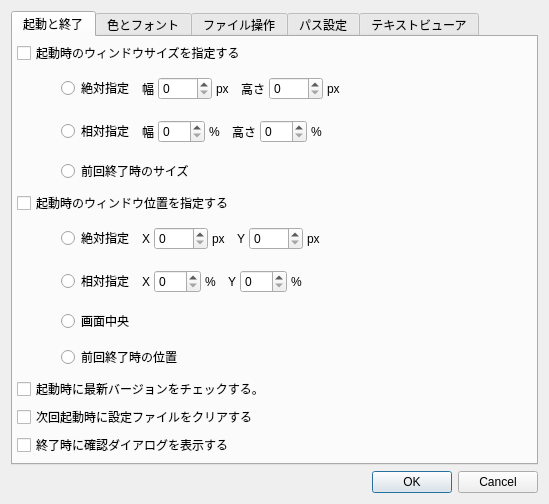
Above: preferencedialog.ui from miyabi-satoh/Gefu before the change. Below: the same form after it.
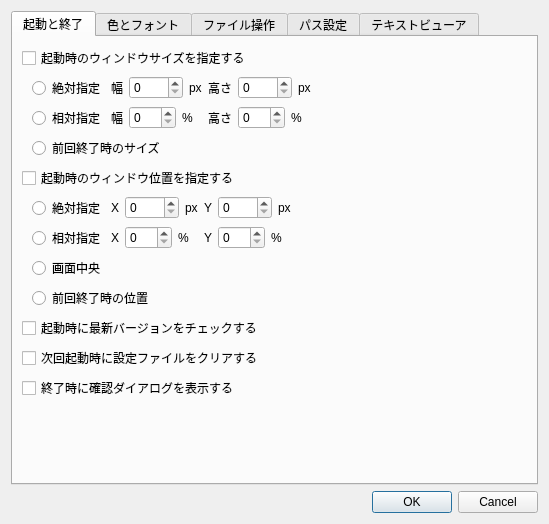
That is the form after the change. The open tabs and pages were chosen to show the change.

What changed in the file:
```diff
--- a/preferencedialog.ui
+++ b/preferencedialog.ui
@@ -7,7 +7,7 @@
     <x>0</x>
     <y>0</y>
     <width>549</width>
-    <height>478</height>
+    <height>524</height>
    </rect>
   </property>
   <property name="sizePolicy">
@@ -32,21 +32,14 @@
       <attribute name="title">
        <string>起動と終了</string>
       </attribute>
-      <layout class="QVBoxLayout" name="verticalLayout">
+      <layout class="QVBoxLayout" name="verticalLayout_4">
        <property name="spacing">
-        <number>4</number>
+        <number>-1</number>
        </property>
-       <property name="leftMargin">
-        <number>4</number>
-       </property>
-       <property name="topMargin">
-        <number>4</number>
-       </property>
-       <property name="rightMargin">
-        <number>4</number>
-       </property>
-       <property name="bottomMargin">
-        <number>4</number>
+       <item>
+        <layout class="QVBoxLayout" name="verticalLayout_3">
+         <property name="spacing">
+          <number>-1</number>
        </property>
        <item>
         <widget class="QCheckBox" name="bootSize">
@@ -59,24 +52,9 @@
         </widget>
        </item>
        <item>
-        <layout class="QHBoxLayout" name="horizontalLayout_3">
+          <layout class="QHBoxLayout" name="horizontalLayout_9">
          <property name="spacing">
-          <number>4</number>
-         </property>
-         <property name="sizeConstraint">
-          <enum>QLayout::SetFixedSize</enum>
-         </property>
-         <property name="leftMargin">
-          <number>4</number>
-         </property>
-         <property name="topMargin">
-          <number>4</number>
-         </property>
-         <property name="rightMargin">
-          <number>4</number>
-         </property>
-         <property name="bottomMargin">
-          <number>4</number>
+            <number>-1</number>
          </property>
          <item>
           <spacer name="horizontalSpacer">
@@ -88,14 +66,25 @@
            </property>
            <property name="sizeHint" stdset="0">
             <size>
-             <width>40</width>
+               <width>10</width>
              <height>20</height>
             </size>
            </property>
           </spacer>
          </item>
          <item>
+            <layout class="QGridLayout" name="gridLayout_2">
+             <property name="spacing">
+              <number>-1</number>
+             </property>
+             <item row="0" column="0">
           <widget class="QRadioButton" name="sizeAbsolute">
+               <property name="minimumSize">
+                <size>
+                 <width>0</width>
+                 <height>24</height>
+                </size>
+               </property>
            <property name="focusPolicy">
             <enum>Qt::StrongFocus</enum>
            </property>
@@ -107,23 +96,8 @@
            </attribute>
           </widget>
          </item>
-         <item>
-          <layout class="QHBoxLayout" name="horizontalLayout_2">
-           <property name="spacing">
-            <number>4</number>
-           </property>
-           <property name="leftMargin">
-            <number>4</number>
-           </property>
-           <property name="topMargin">
-            <number>4</number>
-           </property>
-           <property name="rightMargin">
-            <number>4</number>
-           </property>
-           <property name="bottomMargin">
-            <number>4</number>
-           </property>
+             <item row="0" column="1">
+              <layout class="QHBoxLayout" name="horizontalLayout">
            <item>
             <widget class="QLabel" name="label_3">
              <property name="text">
@@ -147,23 +121,8 @@
            </item>
           </layout>
          </item>
-         <item>
-          <layout class="QHBoxLayout" name="horizontalLayout">
-           <property name="spacing">
-            <number>4</number>
-           </property>
-           <property name="leftMargin">
-            <number>4</number>
-           </property>
-           <property name="topMargin">
-            <number>4</number>
-           </property>
-           <property name="rightMargin">
-            <number>4</number>
-           </property>
-           <property name="bottomMargin">
-            <number>4</number>
-           </property>
+             <item row="0" column="2">
+              <layout class="QHBoxLayout" name="horizontalLayout_2">
            <item>
             <widget class="QLabel" name="label_4">
              <property name="text">
@@ -185,61 +144,22 @@
              </property>
             </widget>
            </item>
-           <item>
-            <spacer name="horizontalSpacer_10">
-             <property name="orientation">
-              <enum>Qt::Horizontal</enum>
-             </property>
-             <property name="sizeHint" stdset="0">
-              <size>
-               <width>40</width>
-               <height>20</height>
-              </size>
-             </property>
-            </spacer>
-           </item>
-          </layout>
-         </item>
-        </layout>
-       </item>
-       <item>
-        <layout class="QHBoxLayout" name="horizontalLayout_6">
-         <property name="spacing">
-          <number>4</number>
-         </property>
-         <property name="sizeConstraint">
-          <enum>QLayout::SetMinimumSize</enum>
-         </property>
-         <property name="leftMargin">
-          <number>4</number>
-         </property>
-         <property name="topMargin">
-          <number>4</number>
-         </property>
-         <property name="rightMargin">
-          <number>4</number>
-         </property>
-         <property name="bottomMargin">
-          <number>4</number>
-         </property>
-         <item>
-          <spacer name="horizontalSpacer_2">
-           <property name="orientation">
-            <enum>Qt::Horizontal</enum>
-           </property>
-           <property name="sizeType">
-            <enum>QSizePolicy::Fixed</enum>
-           </property>
-           <property name="sizeHint" stdset="0">
-            <size>
-             <width>40</width>
-             <height>20</height>
-            </size>
-           </property>
-          </spacer>
-         </item>
-         <item>
+              </layout>
+             </item>
+             <item row="1" column="0">
           <widget class="QRadioButton" name="sizeRelative">
+               <property name="sizePolicy">
+                <sizepolicy hsizetype="Minimum" vsizetype="Fixed">
+                 <horstretch>0</horstretch>
+                 <verstretch>0</verstretch>
+                </sizepolicy>
+               </property>
+               <property name="minimumSize">
+                <size>
+                 <width>0</width>
+                 <height>24</height>
+                </size>
+               </property>
            <property name="focusPolicy">
             <enum>Qt::StrongFocus</enum>
            </property>
@@ -251,23 +171,8 @@
            </attribute>
           </widget>
          </item>
-         <item>
+             <item row="1" column="1">
           <layout class="QHBoxLayout" name="horizontalLayout_4">
-           <property name="spacing">
-            <number>4</number>
-           </property>
-           <property name="leftMargin">
-            <number>4</number>
-           </property>
-           <property name="topMargin">
-            <number>4</number>
-           </property>
-           <property name="rightMargin">
-            <number>4</number>
-           </property>
-           <property name="bottomMargin">
-            <number>4</number>
-           </property>
            <item>
             <widget class="QLabel" name="label_5">
              <property name="text">
@@ -289,25 +194,23 @@
              </property>
             </widget>
            </item>
-          </layout>
-         </item>
          <item>
-          <layout class="QHBoxLayout" name="horizontalLayout_5">
-           <property name="spacing">
-            <number>4</number>
-           </property>
-           <property name="leftMargin">
-            <number>4</number>
-           </property>
-           <property name="topMargin">
-            <number>4</number>
-           </property>
-           <property name="rightMargin">
-            <number>4</number>
-           </property>
-           <property name="bottomMargin">
-            <number>4</number>
-           </property>
+                <spacer name="horizontalSpacer_7">
+                 <property name="orientation">
+                  <enum>Qt::Horizontal</enum>
+                 </property>
+                 <property name="sizeHint" stdset="0">
+                  <size>
+                   <width>0</width>
+                   <height>20</height>
+                  </size>
+                 </property>
+                </spacer>
+               </item>
+              </layout>
+             </item>
+             <item row="1" column="2">
+              <layout class="QHBoxLayout" name="horizontalLayout_3">
            <item>
             <widget class="QLabel" name="label_7">
              <property name="text">
@@ -329,8 +232,6 @@
              </property>
             </widget>
            </item>
-          </layout>
-         </item>
          <item>
           <spacer name="horizontalSpacer_8">
            <property name="orientation">
@@ -338,7 +239,7 @@
            </property>
            <property name="sizeHint" stdset="0">
             <size>
-             <width>40</width>
+                   <width>0</width>
              <height>20</height>
             </size>
            </property>
@@ -346,44 +247,14 @@
          </item>
         </layout>
        </item>
-       <item>
-        <layout class="QHBoxLayout" name="horizontalLayout_7">
-         <property name="spacing">
-          <number>4</number>
-         </property>
-         <property name="sizeConstraint">
-          <enum>QLayout::SetMinimumSize</enum>
-         </property>
-         <property name="leftMargin">
-          <number>4</number>
-         </property>
-         <property name="topMargin">
-          <number>4</number>
-         </property>
-         <property name="rightMargin">
-          <number>4</number>
-         </property>
-         <property name="bottomMargin">
-          <number>4</number>
-         </property>
-         <item>
-          <spacer name="horizontalSpacer_3">
-           <property name="orientation">
-            <enum>Qt::Horizontal</enum>
-           </property>
-           <property name="sizeType">
-            <enum>QSizePolicy::Fixed</enum>
-           </property>
-           <property name="sizeHint" stdset="0">
-            <size>
-             <width>40</width>
-             <height>20</height>
-            </size>
-           </property>
-          </spacer>
-         </item>
-         <item>
+             <item row="2" column="0" colspan="2">
           <widget class="QRadioButton" name="sizeLast">
+               <property name="minimumSize">
+                <size>
+                 <width>0</width>
+                 <height>24</height>
+                </size>
+               </property>
            <property name="focusPolicy">
             <enum>Qt::StrongFocus</enum>
            </property>
@@ -398,6 +269,25 @@
         </layout>
        </item>
        <item>
+            <spacer name="horizontalSpacer_2">
+             <property name="orientation">
+              <enum>Qt::Horizontal</enum>
+             </property>
+             <property name="sizeHint" stdset="0">
+              <size>
+               <width>40</width>
+               <height>20</height>
+              </size>
+             </property>
+            </spacer>
+           </item>
+          </layout>
+         </item>
+        </layout>
+       </item>
+       <item>
+        <layout class="QVBoxLayout" name="verticalLayout">
+         <item>
         <widget class="QCheckBox" name="bootPos">
          <property name="focusPolicy">
           <enum>Qt::StrongFocus</enum>
@@ -408,27 +298,9 @@
         </widget>
        </item>
        <item>
-        <layout class="QHBoxLayout" name="horizontalLayout_12">
-         <property name="spacing">
-          <number>4</number>
-         </property>
-         <property name="sizeConstraint">
-          <enum>QLayout::SetFixedSize</enum>
-         </property>
-         <property name="leftMargin">
-          <number>4</number>
-         </property>
-         <property name="topMargin">
-          <number>4</number>
-         </property>
-         <property name="rightMargin">
-          <number>4</number>
-         </property>
-         <property name="bottomMargin">
-          <number>4</number>
-         </property>
+          <layout class="QHBoxLayout" name="horizontalLayout_10">
          <item>
-          <spacer name="horizontalSpacer_6">
+            <spacer name="horizontalSpacer_3">
            <property name="orientation">
             <enum>Qt::Horizontal</enum>
            </property>
@@ -437,14 +309,22 @@
            </property>
            <property name="sizeHint" stdset="0">
             <size>
-             <width>40</width>
+               <width>10</width>
              <height>20</height>
             </size>
            </property>
           </spacer>
          </item>
          <item>
+            <layout class="QGridLayout" name="gridLayout_3">
+             <item row="0" column="0">
           <widget class="QRadioButton" name="posAbsolute">
+               <property name="minimumSize">
+                <size>
+                 <width>0</width>
+                 <height>24</height>
+                </size>
+               </property>
            <property name="focusPolicy">
             <enum>Qt::StrongFocus</enum>
            </property>
@@ -456,23 +336,8 @@
            </attribute>
           </widget>
          </item>
-         <item>
-          <layout class="QHBoxLayout" name="horizontalLayout_13">
-           <property name="spacing">
-            <number>4</number>
-           </property>
-           <property name="leftMargin">
-            <number>4</number>
-           </property>
-           <property name="topMargin">
-            <number>4</number>
-           </property>
-           <property name="rightMargin">
-            <number>4</number>
-           </property>
-           <property name="bottomMargin">
-            <number>4</number>
-           </property>
+             <item row="0" column="1">
+              <layout class="QHBoxLayout" name="horizontalLayout_7">
            <item>
             <widget class="QLabel" name="label_13">
              <property name="text">
@@ -496,23 +361,8 @@
            </item>
           </layout>
          </item>
-         <item>
-          <layout class="QHBoxLayout" name="horizontalLayout_14">
-           <property name="spacing">
-            <number>4</number>
-           </property>
-           <property name="leftMargin">
-            <number>4</number>
-           </property>
-           <property name="topMargin">
-            <number>4</number>
-           </property>
-           <property name="rightMargin">
-            <number>4</number>
-           </property>
-           <property name="bottomMargin">
-            <number>4</number>
-           </property>
+             <item row="0" column="2">
+              <layout class="QHBoxLayout" name="horizontalLayout_5">
            <item>
             <widget class="QLabel" name="label_15">
              <property name="text">
@@ -534,61 +384,16 @@
              </property>
             </widget>
            </item>
-           <item>
-            <spacer name="horizontalSpacer_11">
-             <property name="orientation">
-              <enum>Qt::Horizontal</enum>
-             </property>
-             <property name="sizeHint" stdset="0">
-              <size>
-               <width>40</width>
-               <height>20</height>
-              </size>
-             </property>
-            </spacer>
-           </item>
-          </layout>
-         </item>
-        </layout>
-       </item>
-       <item>
-        <layout class="QHBoxLayout" name="horizontalLayout_9">
-         <property name="spacing">
-          <number>4</number>
-         </property>
-         <property name="sizeConstraint">
-          <enum>QLayout::SetMinimumSize</enum>
-         </property>
-         <property name="leftMargin">
-          <number>4</number>
-         </property>
-         <property name="topMargin">
-          <number>4</number>
-         </property>
-         <property name="rightMargin">
-          <number>4</number>
-         </property>
-         <property name="bottomMargin">
-          <number>4</number>
-         </property>
-         <item>
-          <spacer name="horizontalSpacer_5">
-           <property name="orientation">
-            <enum>Qt::Horizontal</enum>
-           </property>
-           <property name="sizeType">
-            <enum>QSizePolicy::Fixed</enum>
-           </property>
-           <property name="sizeHint" stdset="0">
-            <size>
-             <width>40</width>
-             <height>20</height>
-            </size>
-           </property>
-          </spacer>
-         </item>
-         <item>
+              </layout>
+             </item>
+             <item row="1" column="0">
           <widget class="QRadioButton" name="posRelative">
+               <property name="minimumSize">
+                <size>
+                 <width>0</width>
+                 <height>24</height>
+                </size>
+               </property>
            <property name="focusPolicy">
             <enum>Qt::StrongFocus</enum>
            </property>
@@ -600,23 +405,8 @@
            </attribute>
           </widget>
          </item>
-         <item>
-          <layout class="QHBoxLayout" name="horizontalLayout_10">
-           <property name="spacing">
-            <number>4</number>
-           </property>
-           <property name="leftMargin">
-            <number>4</number>
-           </property>
-           <property name="topMargin">
-            <number>4</number>
-           </property>
-           <property name="rightMargin">
-            <number>4</number>
-           </property>
-           <property name="bottomMargin">
-            <number>4</number>
-           </property>
+             <item row="1" column="1">
+              <layout class="QHBoxLayout" name="horizontalLayout_8">
            <item>
             <widget class="QLabel" name="label_9">
              <property name="text">
@@ -638,25 +428,23 @@
              </property>
             </widget>
            </item>
-          </layout>
-         </item>
          <item>
-          <layout class="QHBoxLayout" name="horizontalLayout_11">
-           <property name="spacing">
-            <number>4</number>
-           </property>
-           <property name="leftMargin">
-            <number>4</number>
-           </property>
-           <property name="topMargin">
-            <number>4</number>
-           </property>
-           <property name="rightMargin">
-            <number>4</number>
-           </property>
-           <property name="bottomMargin">
-            <number>4</number>
-           </property>
+                <spacer name="horizontalSpacer_5">
+                 <property name="orientation">
+                  <enum>Qt::Horizontal</enum>
+                 </property>
+                 <property name="sizeHint" stdset="0">
+                  <size>
+                   <width>0</width>
+                   <height>20</height>
+                  </size>
+                 </property>
+                </spacer>
+               </item>
+              </layout>
+             </item>
+             <item row="1" column="2">
+              <layout class="QHBoxLayout" name="horizontalLayout_6">
            <item>
             <widget class="QLabel" name="label_11">
              <property name="text">
@@ -678,16 +466,14 @@
              </property>
             </widget>
            </item>
-          </layout>
-         </item>
          <item>
-          <spacer name="horizontalSpacer_9">
+                <spacer name="horizontalSpacer_6">
            <property name="orientation">
             <enum>Qt::Horizontal</enum>
            </property>
            <property name="sizeHint" stdset="0">
             <size>
-             <width>40</width>
+                   <width>0</width>
              <height>20</height>
             </size>
            </property>
@@ -695,44 +481,14 @@
          </item>
         </layout>
        </item>
-       <item>
-        <layout class="QHBoxLayout" name="horizontalLayout_15">
-         <property name="spacing">
-          <number>4</number>
-         </property>
-         <property name="sizeConstraint">
-          <enum>QLayout::SetMinimumSize</enum>
-         </property>
-         <property name="leftMargin">
-          <number>4</number>
-         </property>
-         <property name="topMargin">
-          <number>4</number>
-         </property>
-         <property name="rightMargin">
-          <number>4</number>
-         </property>
-         <property name="bottomMargin">
-          <number>4</number>
-         </property>
-         <item>
-          <spacer name="horizontalSpacer_7">
-           <property name="orientation">
-            <enum>Qt::Horizontal</enum>
-           </property>
-           <property name="sizeType">
-            <enum>QSizePolicy::Fixed</enum>
-           </property>
-           <property name="sizeHint" stdset="0">
-            <size>
-             <width>40</width>
-             <height>20</height>
-            </size>
-           </property>
-          </spacer>
-         </item>
-         <item>
+             <item row="2" column="0">
           <widget class="QRadioButton" name="posCenter">
+               <property name="minimumSize">
+                <size>
+                 <width>0</width>
+                 <height>24</height>
+                </size>
+               </property>
            <property name="focusPolicy">
             <enum>Qt::StrongFocus</enum>
            </property>
@@ -744,46 +500,14 @@
            </attribute>
           </widget>
          </item>
-        </layout>
-       </item>
-       <item>
-        <layout class="QHBoxLayout" name="horizontalLayout_8">
-         <property name="spacing">
-          <number>4</number>
-         </property>
-         <property name="sizeConstraint">
-          <enum>QLayout::SetMinimumSize</enum>
-         </property>
-         <property name="leftMargin">
-          <number>4</number>
-         </property>
-         <property name="topMargin">
-          <number>4</number>
-         </property>
-         <property name="rightMargin">
-          <number>4</number>
-         </property>
-         <property name="bottomMargin">
-          <number>4</number>
-         </property>
-         <item>
-          <spacer name="horizontalSpacer_4">
-           <property name="orientation">
-            <enum>Qt::Horizontal</enum>
-           </property>
-           <property name="sizeType">
-            <enum>QSizePolicy::Fixed</enum>
-           </property>
-           <property name="sizeHint" stdset="0">
-            <size>
-             <width>40</width>
-             <height>20</height>
-            </size>
-           </property>
-          </spacer>
-         </item>
-         <item>
+             <item row="3" column="0" colspan="2">
           <widget class="QRadioButton" name="posLast">
+               <property name="minimumSize">
+                <size>
+                 <width>0</width>
+                 <height>24</height>
+                </size>
+               </property>
            <property name="focusPolicy">
             <enum>Qt::StrongFocus</enum>
            </property>
@@ -798,12 +522,29 @@
         </layout>
        </item>
        <item>
+            <spacer name="horizontalSpacer_4">
+             <property name="orientation">
+              <enum>Qt::Horizontal</enum>
+             </property>
+             <property name="sizeHint" stdset="0">
+              <size>
+               <width>40</width>
+               <height>20</height>
+              </size>
+             </property>
+            </spacer>
+           </item>
+          </layout>
+         </item>
+        </layout>
+       </item>
+       <item>
         <widget class="QCheckBox" name="checkUpdates">
          <property name="focusPolicy">
           <enum>Qt::StrongFocus</enum>
          </property>
          <property name="text">
-          <string>起動時に最新バージョンをチェックする。</string>
+          <string>起動時に最新バージョンをチェックする</string>
          </property>
         </widget>
        </item>
@@ -835,7 +576,7 @@
          <property name="sizeHint" stdset="0">
           <size>
            <width>20</width>
-           <height>1</height>
+           <height>45</height>
           </size>
          </property>
         </spacer>
```
Left out of the diff: 51 changed lines with no effect on the pictures. Lines whose indentation alone changed are shown as unchanged.
